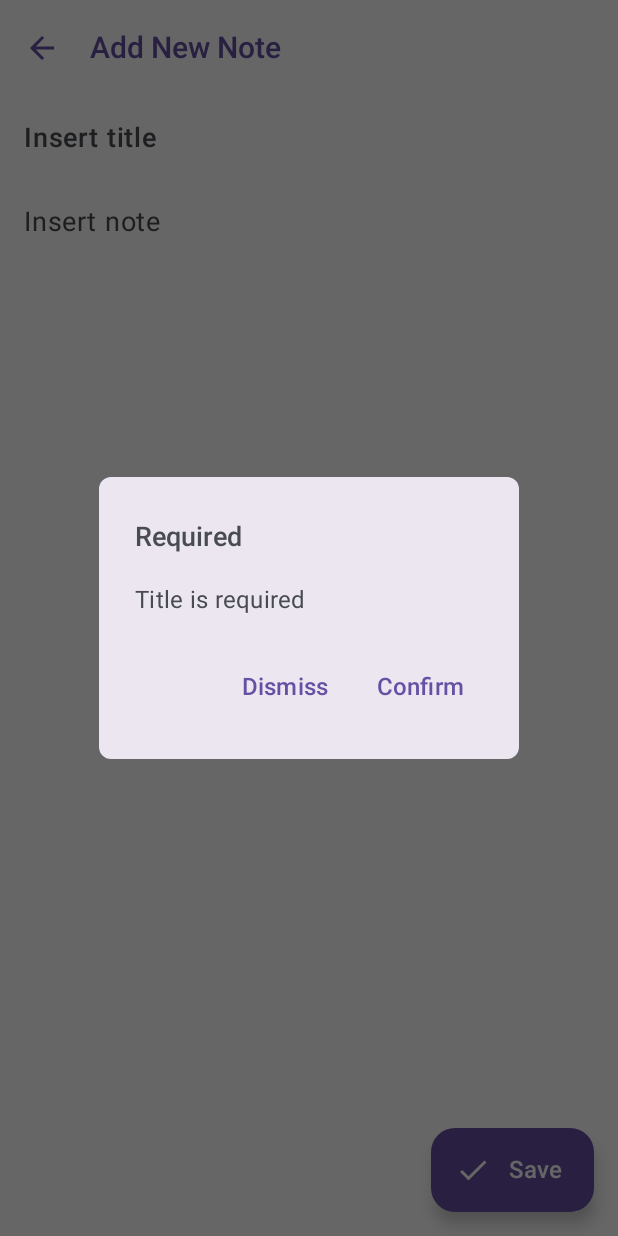
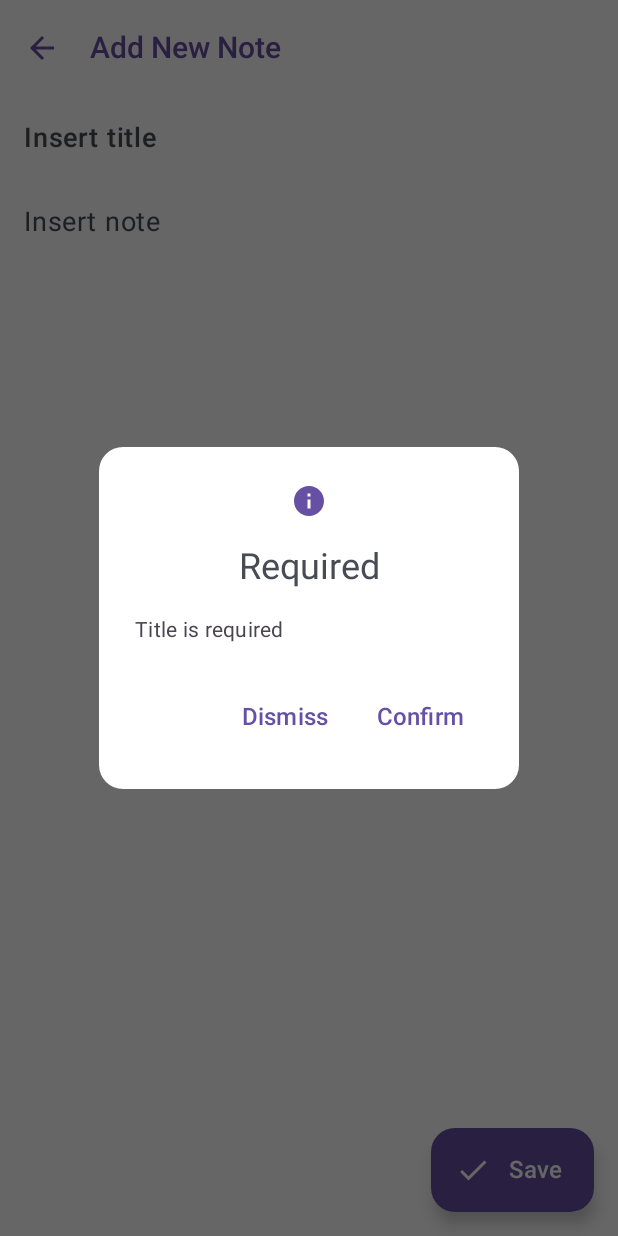
Before and after one commit to HellBus1/VentNote, an Android app built with Jetpack Compose: the NoteCreationPage screen opened through its navigation route, after a tap on "Save", on a phone screen of 412 x 824 dp. Run offline under Robolectric (Android 15) with nearby library versions, the phone set to English and light mode, and no system bars; our stand-ins replace Dagger/Hilt's generated code, accompanist, livedata-compose; 6 statements that could not run were skipped.

```diff
--- a/app/src/main/java/com/digiventure/ventnote/components/dialog/TextDialog.kt
+++ b/app/src/main/java/com/digiventure/ventnote/components/dialog/TextDialog.kt
@@ -1,7 +1,10 @@
 package com.digiventure.ventnote.components.dialog
 
 import androidx.compose.foundation.shape.RoundedCornerShape
+import androidx.compose.material.icons.Icons
+import androidx.compose.material.icons.filled.Info
 import androidx.compose.material3.AlertDialog
+import androidx.compose.material3.Icon
 import androidx.compose.material3.MaterialTheme
 import androidx.compose.material3.Text
 import androidx.compose.material3.TextButton
@@ -28,19 +31,23 @@ fun TextDialog(
     if (isOpened) {
         AlertDialog(
             onDismissRequest = { onDismissCallback() },
+            icon = {
+                Icon(
+                    imageVector = Icons.Default.Info,
+                    contentDescription = null,
+                    tint = MaterialTheme.colorScheme.primary
+                )
+            },
             title = {
                 Text(
                     text = title,
-                    fontSize = 18.sp,
-                    fontWeight = FontWeight.Medium,
-                    color = MaterialTheme.colorScheme.onSurface
+                    style = MaterialTheme.typography.headlineSmall
                 )
             },
             text = {
                 Text(
                     text = description,
-                    fontSize = 16.sp,
-                    color = MaterialTheme.colorScheme.onSurface
+                    style = MaterialTheme.typography.bodyMedium
                 )
             },
             confirmButton = {
@@ -71,7 +78,8 @@ fun TextDialog(
                     )
                 }
             },
-            shape = RoundedCornerShape(8.dp),
+            containerColor = MaterialTheme.colorScheme.surface,
+            shape = RoundedCornerShape(16.dp),
             modifier = modifier
         )
     }
--- a/app/src/main/java/com/digiventure/ventnote/feature/note_detail/components/navbar/AppBar.kt
+++ b/app/src/main/java/com/digiventure/ventnote/feature/note_detail/components/navbar/AppBar.kt
@@ -46,8 +46,10 @@ fun NoteDetailAppBar(
             }
         },
         actions = {
-            TopNavBarIcon(Icons.Filled.Share, stringResource(R.string.share_nav_icon), Modifier.semantics {  }) {
-                onSharePressed()
+            if (!isEditing) {
+                TopNavBarIcon(Icons.Filled.Share, stringResource(R.string.share_nav_icon), Modifier.semantics {  }) {
+                    onSharePressed()
+                }
             }
         },
         scrollBehavior = scrollBehavior,
```
Also changed, not shown: app/src/main/java/com/digiventure/ventnote/feature/share_preview/SharePreviewPage.kt (+9 -4 lines), app/src/main/java/com/digiventure/ventnote/feature/share_preview/components/dialog/HelpDialog.kt (deleted, +0 -51 lines).
